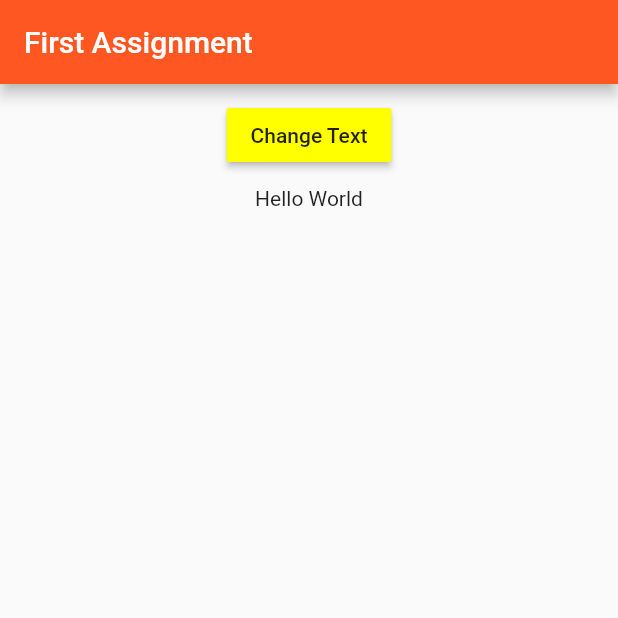
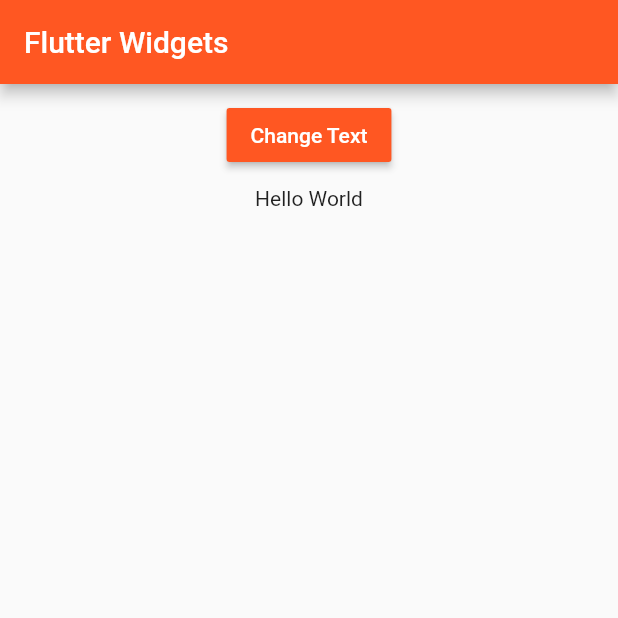
Before and after one commit to lhamycodes/flutter-widgets, a Flutter app: the screen it shows after launch, on a phone screen of 412 x 824 dp, the top half of it. Run offline on Flutter 3.47's test engine with Material 2 defaults, Android fonts, the phone set to English and light mode, and no system bars.

Commit message:
Updated App UI

```diff
--- a/lib/main.dart
+++ b/lib/main.dart
@@ -13,7 +13,7 @@ class MyApp extends StatelessWidget {
   @override
   Widget build(BuildContext context) {
     return MaterialApp(
-      title: 'First Assignment',
+      title: 'Flutter Widgets',
       theme: ThemeData(
         primarySwatch: Colors.deepOrange,
         brightness: Brightness.light,
@@ -21,7 +21,7 @@ class MyApp extends StatelessWidget {
       ),
       home: Scaffold(
         appBar: AppBar(
-          title: Text('First Assignment'),
+          title: Text('Flutter Widgets'),
         ),
         body: TextControl(),
       ),
--- a/lib/text_control.dart
+++ b/lib/text_control.dart
@@ -20,7 +20,8 @@ class _TextControlState extends State<TextControl> {
         Container(
           margin: EdgeInsets.all(10.0),
           child: RaisedButton(
-            color: Colors.yellowAccent,
+            color: Colors.deepOrange,
+            textColor: Colors.white,
             onPressed: () {
               setState(() {
                 this._pageText = (this._pageText == 'Hi Bro') ? 'Hello World' : 'Hi Bro';
```
